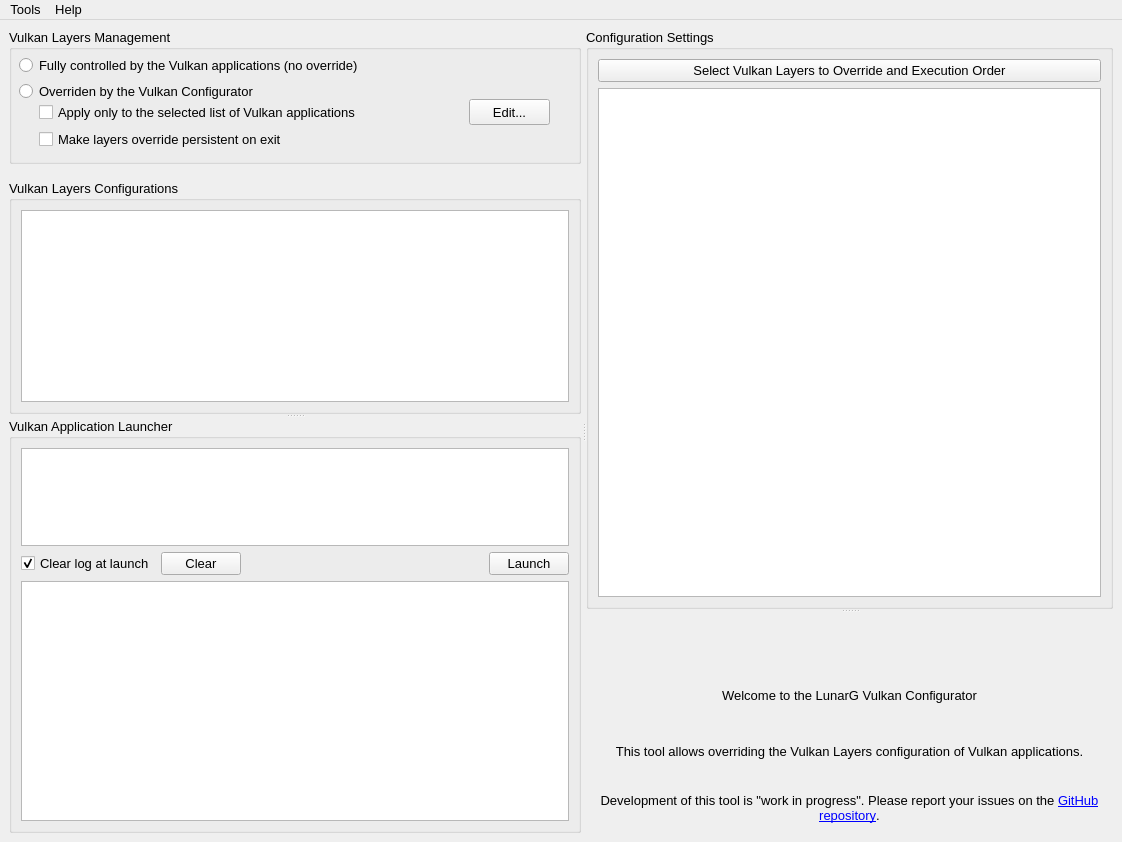
LunarG/VulkanTools, file vkconfig/mainwindow.ui: the form before one commit.
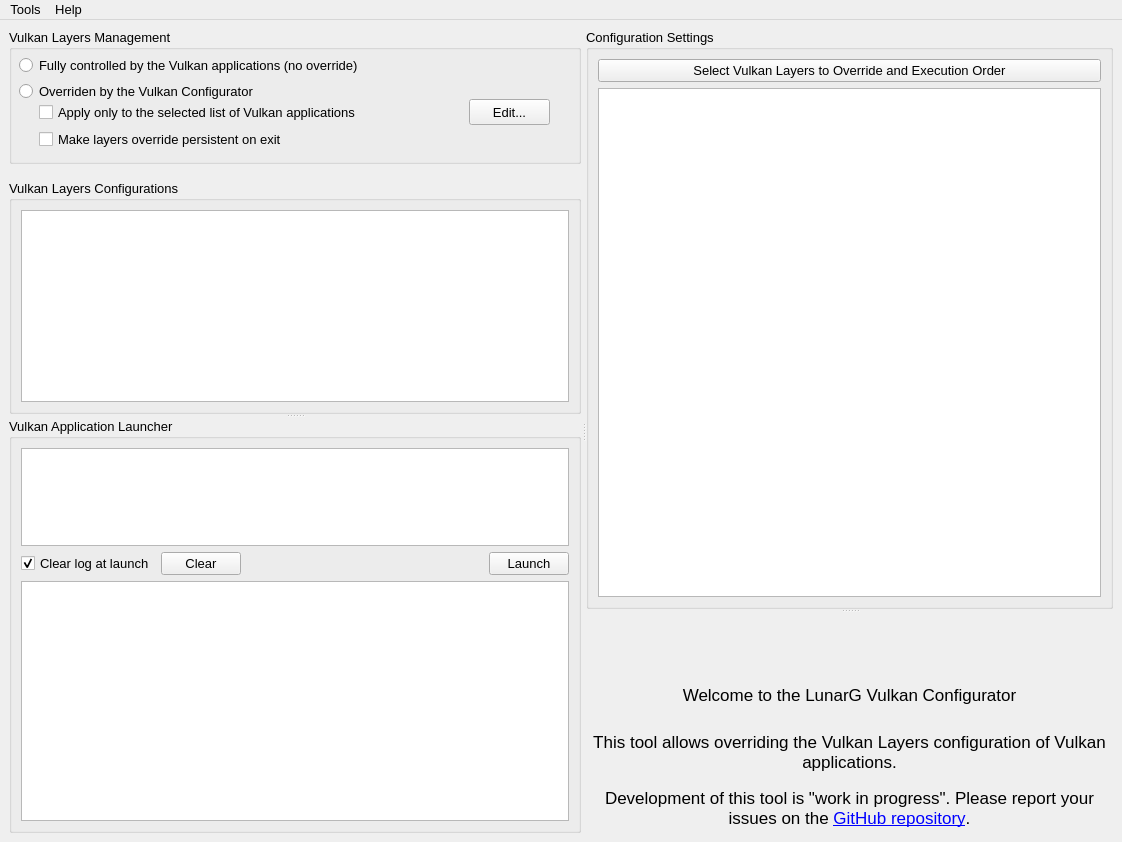
The form after the commit. Icons and pictures are not drawn.

Commit message: vkconfig2: Font changes for main window

```diff
--- a/vkconfig/mainwindow.ui
+++ b/vkconfig/mainwindow.ui
@@ -437,6 +437,12 @@
            </item>
            <item>
             <widget class="QLabel" name="label_2">
+             <property name="font">
+              <font>
+               <family>Arial</family>
+               <pointsize>13</pointsize>
+              </font>
+             </property>
              <property name="text">
               <string>Welcome to the LunarG Vulkan Configurator</string>
              </property>
@@ -450,6 +456,12 @@
            </item>
            <item>
             <widget class="QLabel" name="label_3">
+             <property name="font">
+              <font>
+               <family>Arial</family>
+               <pointsize>13</pointsize>
+              </font>
+             </property>
              <property name="text">
               <string>This tool allows overriding the Vulkan Layers configuration of Vulkan applications.</string>
              </property>
@@ -466,6 +478,12 @@
            </item>
            <item>
             <widget class="QLabel" name="label_4">
+             <property name="font">
+              <font>
+               <family>Arial</family>
+               <pointsize>13</pointsize>
+              </font>
+             </property>
              <property name="text">
               <string>&lt;html&gt;&lt;head/&gt;&lt;body&gt;&lt;p&gt;Development of this tool is &amp;quot;work in progress&amp;quot;. Please report your issues on the &lt;a href=&quot;http://github.com/LunarG/VulkanTools&quot;&gt;&lt;span style=&quot; text-decoration: underline; color:#0000ff;&quot;&gt;GitHub repository&lt;/span&gt;&lt;/a&gt;.&lt;/p&gt;&lt;/body&gt;&lt;/html&gt;</string>
              </property>
```
Left out of the diff: 58 changed lines with no effect on the pictures.
